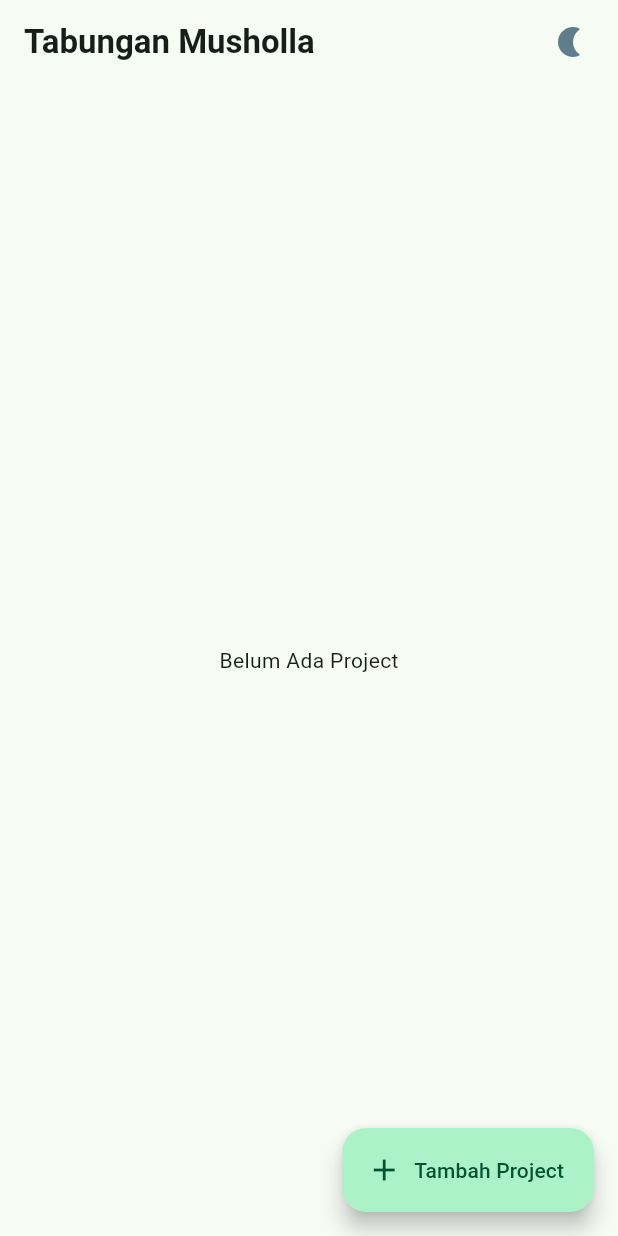
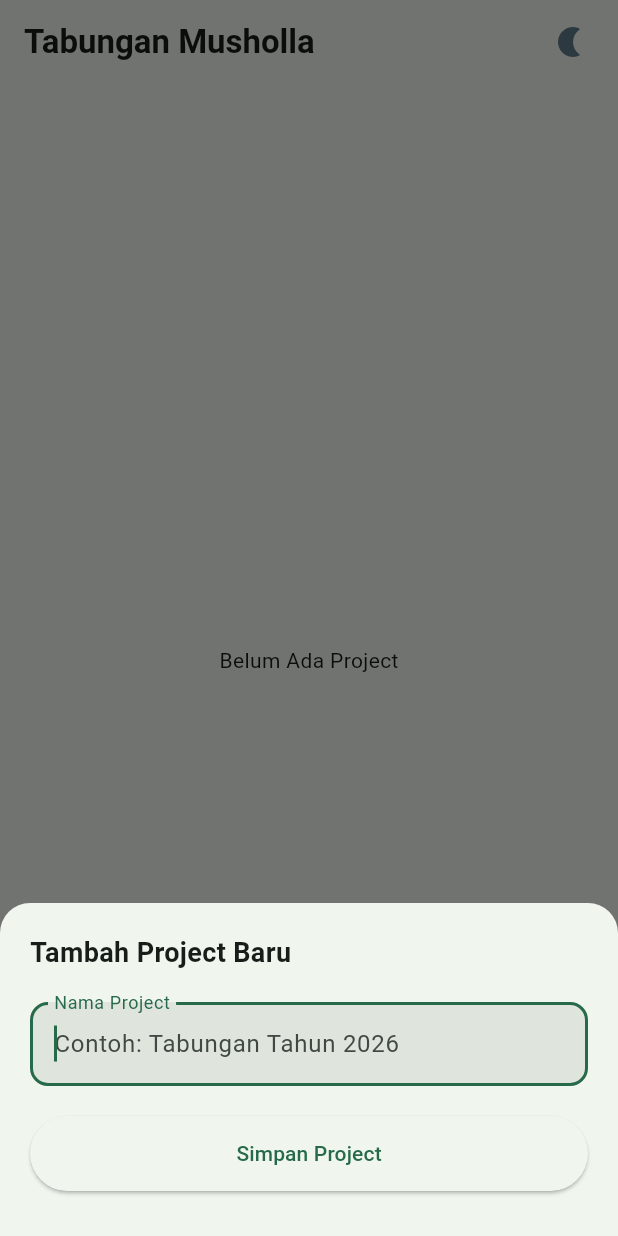
Before and after one commit to yumanuralfath/baitul_mal, a Flutter app: the screen it shows after launch, after a tap on "Tambah Project", on a phone screen of 412 x 824 dp. Run offline on Flutter 3.47's test engine with Material 3 defaults, Android fonts, the phone set to English and light mode, and no system bars; our stand-ins replace shared_preferences.

Commit message:
feat(modal): add show modal bottom when add project

```diff
--- a/lib/presentation/core/widget/action_button.dart
+++ b/lib/presentation/core/widget/action_button.dart
@@ -6,9 +6,64 @@ class ActionButton extends StatelessWidget {
   @override
   Widget build(BuildContext context) {
     return FloatingActionButton.extended(
-      onPressed: () {},
+      onPressed: () {
+        _showAddProject(context);
+      },
       icon: const Icon(Icons.add),
       label: const Text("Tambah Project"),
     );
   }
 }
+
+void _showAddProject(BuildContext context) {
+  showModalBottomSheet(
+    context: context,
+    shape: const RoundedRectangleBorder(
+      borderRadius: BorderRadius.vertical(top: Radius.circular(20)),
+    ),
+    builder: (context) => Padding(
+      padding: EdgeInsets.only(
+        bottom: MediaQuery.of(context).viewInsets.bottom,
+      ),
+      child: SingleChildScrollView(
+        //for content save at small screen
+        child: Container(
+          padding: const EdgeInsets.all(20),
+          child: Column(
+            mainAxisSize: MainAxisSize.min,
+            crossAxisAlignment: CrossAxisAlignment.start,
+            children: [
+              const Text(
+                "Tambah Project Baru",
+                style: TextStyle(fontSize: 18, fontWeight: FontWeight.bold),
+              ),
+              const SizedBox(height: 20),
+              TextField(
+                autofocus: true,
+                decoration: InputDecoration(
+                  labelText: "Nama Project",
+                  hintText: "Contoh: Tabungan Tahun 2026",
+                  border: OutlineInputBorder(
+                    borderRadius: BorderRadius.circular(12),
+                  ),
+                  filled: true,
+                ),
+              ),
+              const SizedBox(height: 20),
+              SizedBox(
+                width: double.infinity, // fill button width modal size
+                height: 50,
+                child: ElevatedButton(
+                  onPressed: () {},
+                  child: const Text("Simpan Project"),
+                ),
+              ),
+              const SizedBox(height: 10), //add aditional at bottom
+            ],
+          ),
+        ),
+      ),
+    ),
+    isScrollControlled: true,
+  ); // for keyboard not overlap with input
+}
```
